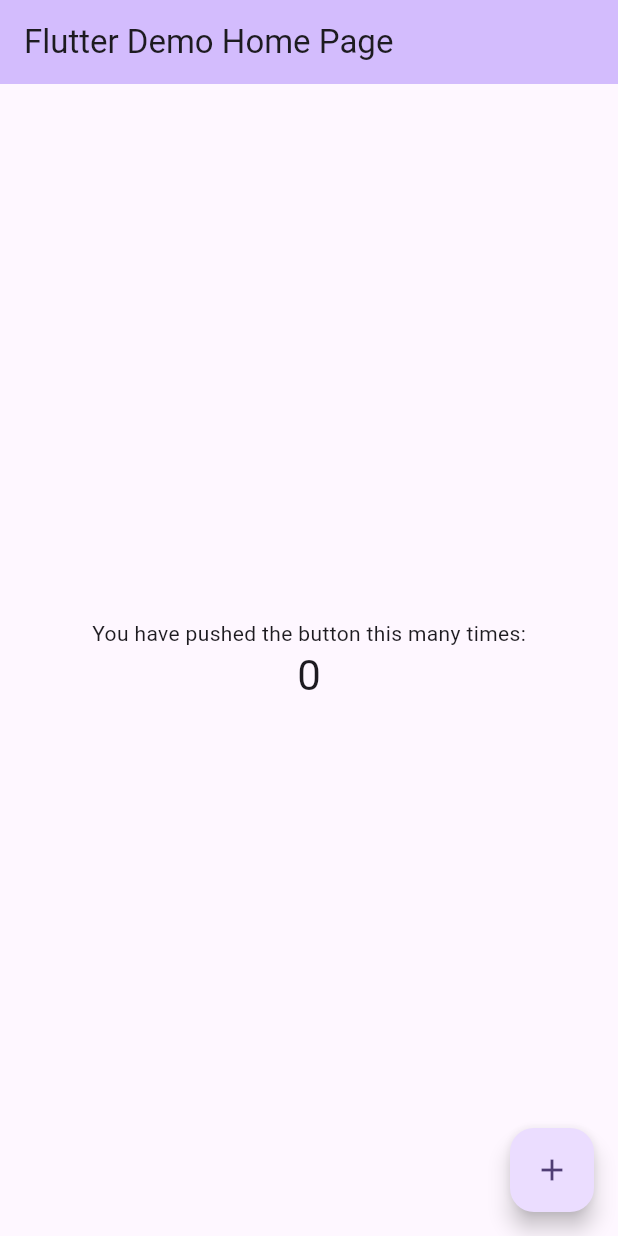
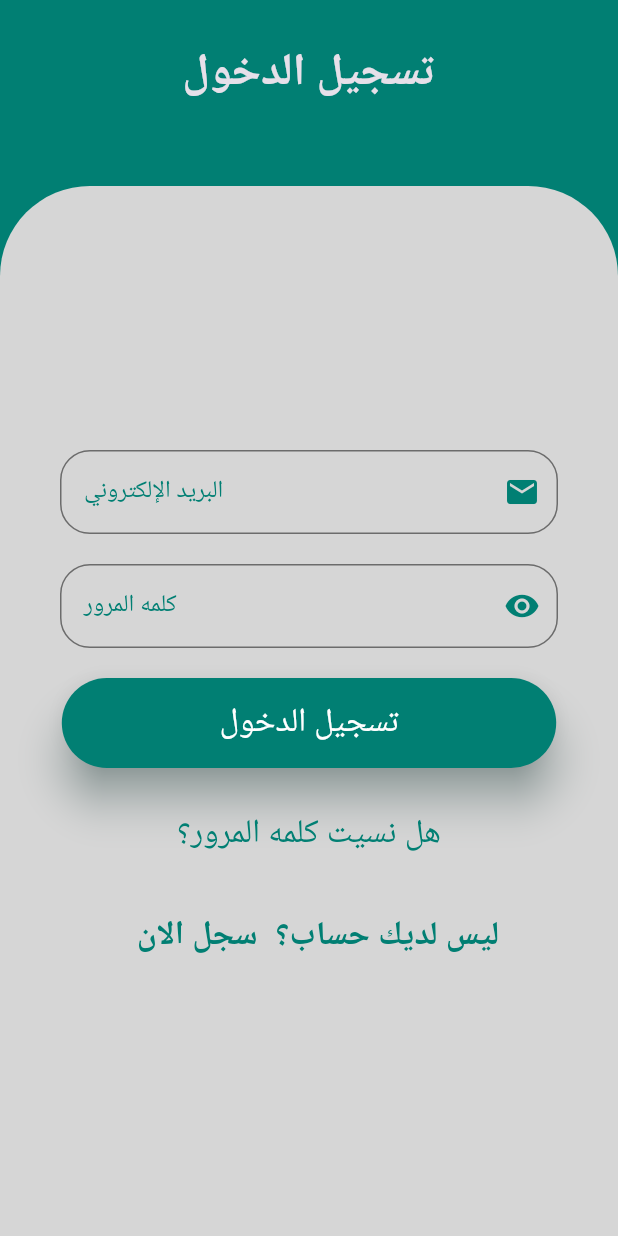
Before and after one commit to hatemf934/deeon, a Flutter app: the screen it shows after launch, on a phone screen of 412 x 824 dp. Run offline on Flutter 3.47's test engine with Material 3 defaults, Android fonts, the phone set to English and light mode, and no system bars.

Commit message:
starting in login view ui

```diff
--- /dev/null
+++ b/lib/core/color_manager.dart
@@ -0,0 +1,11 @@
+import 'package:flutter/material.dart';
+
+class ColorManager {
+  ColorManager._();
+  static Color primaryColor = Color(0xff017f73);
+  static Color secondryColor = Color(0xffd6d6d6);
+  static Color witheColor = Colors.white;
+  static Color transmentColor = Colors.transparent;
+  static Color hintColor = Color(0xff779b97);
+  static Color enabledColor = Color(0xff6c6c6c);
+}
--- /dev/null
+++ b/lib/core/font_manager.dart
@@ -0,0 +1,5 @@
+class FontManager {
+  FontManager._();
+  static double font30 = 30;
+  static double font22 = 22;
+}
--- /dev/null
+++ b/lib/core/height_manager.dart
@@ -0,0 +1,6 @@
+class HeightManager {
+  HeightManager._();
+  static double h20 = 20;
+  static double h60 = 60;
+  static double h700 = 700;
+}
--- /dev/null
+++ b/lib/core/padding_manager.dart
@@ -0,0 +1,5 @@
+class PaddingManager {
+  PaddingManager._();
+  // static double p30 = 30;
+  static double p40 = 40;
+}
--- /dev/null
+++ b/lib/core/radius_manager.dart
@@ -0,0 +1,5 @@
+class RadiusManager {
+  RadiusManager._();
+  static double r20 = 20;
+  static double r60 = 60;
+}
--- /dev/null
+++ b/lib/core/route_manager.dart
@@ -0,0 +1,6 @@
+import 'package:deeon/core/text_manger.dart';
+
+class RouteManager {
+  RouteManager._();
+  static String loginRoute = TextManger.loginText;
+}
--- /dev/null
+++ b/lib/core/styles.dart
@@ -0,0 +1,19 @@
+import 'package:deeon/core/color_manager.dart';
+import 'package:deeon/core/font_manager.dart';
+import 'package:flutter/material.dart';
+
+class Styles {
+  Styles._();
+  static TextStyle textStyle30 = TextStyle(
+    fontSize: FontManager.font30,
+    fontWeight: FontWeight.bold,
+  );
+  static TextStyle textStylewithe22 = TextStyle(
+    color: ColorManager.witheColor,
+    fontSize: FontManager.font22,
+  );
+  static TextStyle textStyle22 = TextStyle(
+    color: ColorManager.primaryColor,
+    fontSize: FontManager.font22,
+  );
+}
--- /dev/null
+++ b/lib/core/text_manger.dart
@@ -0,0 +1,12 @@
+class TextManger {
+  TextManger._();
+  static String loginText = "login";
+  static String signInText = 'تسجيل الدخول';
+  static String emailText = 'البريد الإلكتروني';
+  static String emailExText = 'example@gmail.com';
+  static String passWordText = "كلمه المرور";
+  static String passwordHint = '********';
+  static String forgetPassword = "هل نسيت كلمه المرور؟";
+  static String regesterNow = "سجل الان";
+  static String noHaveAccount = "ليس لديك حساب؟";
+}
--- /dev/null
+++ b/lib/core/width_manager.dart
@@ -0,0 +1,4 @@
+class WidthManager {
+  WidthManager._();
+  static double w1 = 1;
+}
--- /dev/null
+++ b/lib/features/regester&login/presentation/view/login_view.dart
@@ -0,0 +1,25 @@
+import 'package:deeon/core/color_manager.dart';
+import 'package:deeon/core/route_manager.dart';
+import 'package:deeon/core/styles.dart';
+import 'package:deeon/core/text_manger.dart';
+import 'package:deeon/features/regester&login/presentation/view/widgets/section_of_login_view.dart';
+import 'package:flutter/material.dart';
+
+class LoginView extends StatelessWidget {
+  const LoginView({super.key});
+  static String id = RouteManager.loginRoute;
+  @override
+  Widget build(BuildContext context) {
+    return Scaffold(
+      backgroundColor: ColorManager.primaryColor,
+      body: Column(
+        children: [
+          Spacer(),
+          Text(TextManger.signInText, style: Styles.textStyle30),
+          Spacer(flex: 2),
+          SectionOfLoginView(),
+        ],
+      ),
+    );
+  }
+}
--- /dev/null
+++ b/lib/features/regester&login/presentation/view/widgets/button_section.dart
@@ -0,0 +1,39 @@
+import 'package:deeon/core/height_manager.dart';
+import 'package:deeon/core/styles.dart';
+import 'package:deeon/core/text_manger.dart';
+import 'package:deeon/features/regester&login/presentation/view/widgets/custom_elveted_button.dart';
+import 'package:deeon/features/regester&login/presentation/view/widgets/custom_text_button.dart';
+import 'package:flutter/material.dart';
+
+class ButtonsSection extends StatelessWidget {
+  const ButtonsSection({super.key});
+
+  @override
+  Widget build(BuildContext context) {
+    return Column(
+      children: [
+        CustomElevatedButton(onPressed: () {}, text: TextManger.signInText),
+        SizedBox(height: HeightManager.h20),
+        CustomTextButton(
+          onPressed: () {},
+          textButton: TextManger.forgetPassword,
+        ),
+        SizedBox(height: HeightManager.h20),
+        Row(
+          mainAxisAlignment: MainAxisAlignment.center,
+          children: [
+            CustomTextButton(
+              onPressed: () {},
+              textButton: TextManger.regesterNow,
+              fontWeight: FontWeight.bold,
+            ),
+            Text(
+              TextManger.noHaveAccount,
+              style: Styles.textStyle22.copyWith(fontWeight: FontWeight.bold),
+            ),
+          ],
+        ),
+      ],
+    );
+  }
+}
--- /dev/null
+++ b/lib/features/regester&login/presentation/view/widgets/custom_elveted_button.dart
@@ -0,0 +1,31 @@
+import 'package:deeon/core/color_manager.dart';
+import 'package:deeon/core/height_manager.dart';
+import 'package:deeon/core/styles.dart';
+import 'package:flutter/material.dart';
+
+class CustomElevatedButton extends StatelessWidget {
+  final String text;
+  final VoidCallback onPressed;
+
+  const CustomElevatedButton({
+    super.key,
+    required this.text,
+    required this.onPressed,
+  });
+
+  @override
+  Widget build(BuildContext context) {
+    double screenWidth = MediaQuery.of(context).size.width;
+    return ElevatedButton(
+      style: ElevatedButton.styleFrom(
+        backgroundColor: ColorManager.primaryColor,
+        minimumSize: Size(screenWidth * 0.80, HeightManager.h60),
+        elevation: 12,
+        shadowColor: ColorManager.hintColor,
+      ),
+
+      onPressed: onPressed,
+      child: Text(text, style: Styles.textStylewithe22),
+    );
+  }
+}
--- /dev/null
+++ b/lib/features/regester&login/presentation/view/widgets/custom_text_button.dart
@@ -0,0 +1,24 @@
+import 'package:deeon/core/styles.dart';
+import 'package:flutter/material.dart';
+
+class CustomTextButton extends StatelessWidget {
+  const CustomTextButton({
+    super.key,
+    required this.onPressed,
+    required this.textButton,
+    this.fontWeight = FontWeight.normal,
+  });
+  final Function() onPressed;
+  final String textButton;
+  final FontWeight fontWeight;
+  @override
+  Widget build(BuildContext context) {
+    return TextButton(
+      onPressed: onPressed,
+      child: Text(
+        textButton,
+        style: Styles.textStyle22.copyWith(fontWeight: fontWeight),
+      ),
+    );
+  }
+}
--- /dev/null
+++ b/lib/features/regester&login/presentation/view/widgets/custom_text_feild.dart
@@ -0,0 +1,50 @@
+import 'package:deeon/core/color_manager.dart';
+import 'package:deeon/core/padding_manager.dart';
+import 'package:deeon/core/radius_manager.dart';
+import 'package:deeon/core/width_manager.dart';
+import 'package:flutter/material.dart';
+
+class CustomTextFeild extends StatelessWidget {
+  const CustomTextFeild({
+    super.key,
+    required this.labelText,
+    required this.hintText,
+    required this.iconData,
+  });
+  final String labelText;
+  final String hintText;
+  final IconData iconData;
+  @override
+  Widget build(BuildContext context) {
+    return Padding(
+      padding: EdgeInsets.symmetric(horizontal: PaddingManager.p40),
+      child: TextField(
+        style: TextStyle(color: ColorManager.primaryColor),
+        cursorColor: ColorManager.primaryColor,
+        decoration: InputDecoration(
+          labelText: labelText,
+          hintText: hintText,
+          hintStyle: TextStyle(color: ColorManager.hintColor),
+          labelStyle: TextStyle(color: ColorManager.primaryColor),
+          suffixIcon: Icon(iconData, color: ColorManager.primaryColor),
+
+          enabledBorder: buildOutlineInputBorder(
+            color: ColorManager.enabledColor,
+          ),
+          focusedBorder: buildOutlineInputBorder(
+            color: ColorManager.primaryColor,
+          ),
+
+          fillColor: ColorManager.transmentColor,
+        ),
+      ),
+    );
+  }
+
+  OutlineInputBorder buildOutlineInputBorder({required Color color}) {
+    return OutlineInputBorder(
+      borderRadius: BorderRadius.circular(RadiusManager.r20),
+      borderSide: BorderSide(color: color, width: WidthManager.w1),
+    );
+  }
+}
--- /dev/null
+++ b/lib/features/regester&login/presentation/view/widgets/custom_text_feild_section.dart
@@ -0,0 +1,27 @@
+import 'package:deeon/core/height_manager.dart';
+import 'package:deeon/core/text_manger.dart';
+import 'package:deeon/features/regester&login/presentation/view/widgets/custom_text_feild.dart';
+import 'package:flutter/material.dart';
+
+class CustomTextFeildSection extends StatelessWidget {
+  const CustomTextFeildSection({super.key});
+
+  @override
+  Widget build(BuildContext context) {
+    return Column(
+      children: [
+        CustomTextFeild(
+          labelText: TextManger.emailText,
+          hintText: TextManger.emailExText,
+          iconData: Icons.email,
+        ),
+        SizedBox(height: HeightManager.h20),
+        CustomTextFeild(
+          labelText: TextManger.passWordText,
+          hintText: TextManger.passwordHint,
+          iconData: Icons.visibility,
+        ),
+      ],
+    );
+  }
+}
--- /dev/null
+++ b/lib/features/regester&login/presentation/view/widgets/section_of_login_view.dart
@@ -0,0 +1,33 @@
+import 'package:deeon/core/color_manager.dart';
+import 'package:deeon/core/height_manager.dart';
+import 'package:deeon/core/radius_manager.dart';
+import 'package:deeon/features/regester&login/presentation/view/widgets/button_section.dart';
+import 'package:deeon/features/regester&login/presentation/view/widgets/custom_text_feild_section.dart';
+import 'package:flutter/material.dart';
+
+class SectionOfLoginView extends StatelessWidget {
+  const SectionOfLoginView({super.key});
+
+  @override
+  Widget build(BuildContext context) {
+    return Container(
+      height: HeightManager.h700,
+      width: double.infinity,
+      decoration: BoxDecoration(
+        color: ColorManager.secondryColor,
+        borderRadius: BorderRadius.only(
+          topLeft: Radius.circular(RadiusManager.r60),
+          topRight: Radius.circular(RadiusManager.r60),
+        ),
+      ),
+      child: Column(
+        mainAxisAlignment: MainAxisAlignment.center,
+        children: [
+          CustomTextFeildSection(),
+          SizedBox(height: HeightManager.h20),
+          ButtonsSection(),
+        ],
+      ),
+    );
+  }
+}
--- a/lib/main.dart
+++ b/lib/main.dart
@@ -1,122 +1,20 @@
+import 'package:deeon/features/regester&login/presentation/view/login_view.dart';
 import 'package:flutter/material.dart';
 
 void main() {
-  runApp(const MyApp());
+  runApp(const Deeon());
 }
 
-class MyApp extends StatelessWidget {
-  const MyApp({super.key});
+class Deeon extends StatelessWidget {
+  const Deeon({super.key});
 
-  // This widget is the root of your application.
   @override
   Widget build(BuildContext context) {
     return MaterialApp(
-      title: 'Flutter Demo',
-      theme: ThemeData(
-        // This is the theme of your application.
-        //
-        // TRY THIS: Try running your application with "flutter run". You'll see
-        // the application has a purple toolbar. Then, without quitting the app,
-        // try changing the seedColor in the colorScheme below to Colors.green
-        // and then invoke "hot reload" (save your changes or press the "hot
-        // reload" button in a Flutter-supported IDE, or press "r" if you used
-        // the command line to start the app).
-        //
-        // Notice that the counter didn't reset back to zero; the application
-        // state is not lost during the reload. To reset the state, use hot
-        // restart instead.
-        //
-        // This works for code too, not just values: Most code changes can be
-        // tested with just a hot reload.
-        colorScheme: .fromSeed(seedColor: Colors.deepPurple),
-      ),
-      home: const MyHomePage(title: 'Flutter Demo Home Page'),
+      theme: ThemeData.dark(),
+      debugShowCheckedModeBanner: false,
+      initialRoute: LoginView.id,
+      routes: {LoginView.id: (context) => const LoginView()},
     );
   }
 }
-
-class MyHomePage extends StatefulWidget {
-  const MyHomePage({super.key, required this.title});
-
-  // This widget is the home page of your application. It is stateful, meaning
-  // that it has a State object (defined below) that contains fields that affect
-  // how it looks.
-
-  // This class is the configuration for the state. It holds the values (in this
-  // case the title) provided by the parent (in this case the App widget) and
-  // used by the build method of the State. Fields in a Widget subclass are
-  // always marked "final".
-
-  final String title;
-
-  @override
-  State<MyHomePage> createState() => _MyHomePageState();
-}
-
-class _MyHomePageState extends State<MyHomePage> {
-  int _counter = 0;
-
-  void _incrementCounter() {
-    setState(() {
-      // This call to setState tells the Flutter framework that something has
-      // changed in this State, which causes it to rerun the build method below
-      // so that the display can reflect the updated values. If we changed
-      // _counter without calling setState(), then the build method would not be
-      // called again, and so nothing would appear to happen.
-      _counter++;
-    });
-  }
-
-  @override
-  Widget build(BuildContext context) {
-    // This method is rerun every time setState is called, for instance as done
-    // by the _incrementCounter method above.
-    //
-    // The Flutter framework has been optimized to make rerunning build methods
-    // fast, so that you can just rebuild anything that needs updating rather
-    // than having to individually change instances of widgets.
-    return Scaffold(
-      appBar: AppBar(
-        // TRY THIS: Try changing the color here to a specific color (to
-        // Colors.amber, perhaps?) and trigger a hot reload to see the AppBar
-        // change color while the other colors stay the same.
-        backgroundColor: Theme.of(context).colorScheme.inversePrimary,
-        // Here we take the value from the MyHomePage object that was created by
-        // the App.build method, and use it to set our appbar title.
-        title: Text(widget.title),
-      ),
-      body: Center(
-        // Center is a layout widget. It takes a single child and positions it
-        // in the middle of the parent.
-        child: Column(
-          // Column is also a layout widget. It takes a list of children and
-          // arranges them vertically. By default, it sizes itself to fit its
-          // children horizontally, and tries to be as tall as its parent.
-          //
-          // Column has various properties to control how it sizes itself and
-          // how it positions its children. Here we use mainAxisAlignment to
-          // center the children vertically; the main axis here is the vertical
-          // axis because Columns are vertical (the cross axis would be
-          // horizontal).
-          //
-          // TRY THIS: Invoke "debug painting" (choose the "Toggle Debug Paint"
-          // action in the IDE, or press "p" in the console), to see the
-          // wireframe for each widget.
-          mainAxisAlignment: .center,
-          children: [
-            const Text('You have pushed the button this many times:'),
-            Text(
-              '$_counter',
-              style: Theme.of(context).textTheme.headlineMedium,
-            ),
-          ],
-        ),
-      ),
-      floatingActionButton: FloatingActionButton(
-        onPressed: _incrementCounter,
-        tooltip: 'Increment',
-        child: const Icon(Icons.add),
-      ),
-    );
-  }
-}
```
Also changed, not shown: 1 other file.
